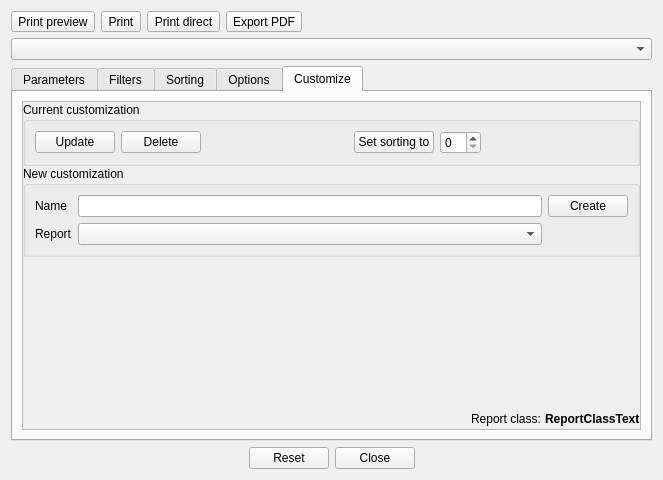
First picture: the form in App/Ui/PrintDialog.ui, repository paolodestefani/pySagra3, before the edit.
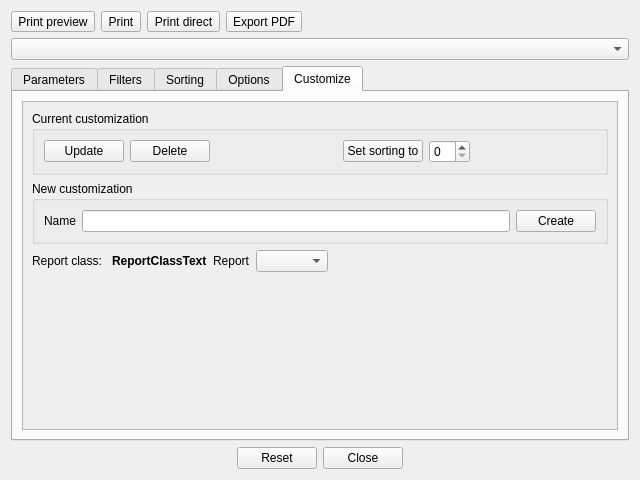
Second picture: the form after the edit. The open tabs and pages were chosen to show the change. Custom widgets are drawn as their Qt base class.

Commit message: Report dialog adjustments

What changed in the file:
```diff
--- a/App/Ui/PrintDialog.ui
+++ b/App/Ui/PrintDialog.ui
@@ -6,7 +6,7 @@
    <rect>
     <x>0</x>
     <y>0</y>
-    <width>663</width>
+    <width>640</width>
     <height>480</height>
    </rect>
   </property>
@@ -544,27 +544,10 @@
            <rect>
             <x>0</x>
             <y>0</y>
-            <width>591</width>
+            <width>568</width>
             <height>289</height>
            </rect>
           </property>
-          <layout class="QVBoxLayout" name="verticalLayout_18">
-           <property name="spacing">
-            <number>0</number>
-           </property>
-           <property name="leftMargin">
-            <number>0</number>
-           </property>
-           <property name="topMargin">
-            <number>0</number>
-           </property>
-           <property name="rightMargin">
-            <number>0</number>
-           </property>
-           <property name="bottomMargin">
-            <number>0</number>
-           </property>
-           <item>
             <layout class="QVBoxLayout" name="verticalLayout_16">
              <item>
               <widget class="QGroupBox" name="groupBoxCurrent">
@@ -652,67 +635,31 @@
                </property>
                <layout class="QVBoxLayout" name="verticalLayout_12">
                 <item>
-                 <layout class="QGridLayout" name="gridLayout_2">
-                  <item row="0" column="0">
+               <layout class="QHBoxLayout" name="horizontalLayout_5">
+                <item>
                    <widget class="QLabel" name="label_2">
                     <property name="text">
                      <string>Name</string>
                     </property>
                    </widget>
                   </item>
-                  <item row="0" column="1">
+                <item>
                    <widget class="QLineEdit" name="lineEditNewName"/>
                   </item>
-                  <item row="0" column="2">
+                <item>
                    <widget class="QPushButton" name="pushButtonNewCustomization">
                     <property name="text">
                      <string>Create</string>
                     </property>
                    </widget>
                   </item>
-                  <item row="1" column="0">
-                   <widget class="QLabel" name="label_3">
-                    <property name="text">
-                     <string>Report</string>
-                    </property>
-                   </widget>
-                  </item>
-                  <item row="1" column="1">
-                   <widget class="QComboBox" name="comboBoxReportList"/>
-                  </item>
                  </layout>
                 </item>
                </layout>
               </widget>
              </item>
-             <item>
-              <spacer name="verticalSpacer_2">
-               <property name="orientation">
-                <enum>Qt::Orientation::Vertical</enum>
-               </property>
-               <property name="sizeHint" stdset="0">
-                <size>
-                 <width>198</width>
-                 <height>13</height>
-                </size>
-               </property>
-              </spacer>
-             </item>
              <item>
               <layout class="QHBoxLayout" name="horizontalLayout_6">
-               <item>
-                <spacer name="horizontalSpacer_3">
-                 <property name="orientation">
-                  <enum>Qt::Orientation::Horizontal</enum>
-                 </property>
-                 <property name="sizeHint" stdset="0">
-                  <size>
-                   <width>40</width>
-                   <height>20</height>
-                  </size>
-                 </property>
-                </spacer>
-               </item>
                <item>
                 <widget class="QLabel" name="label">
                  <property name="text">
@@ -732,10 +679,44 @@
                  </property>
                 </widget>
                </item>
-              </layout>
+             <item>
+              <widget class="QLabel" name="label_3">
+               <property name="text">
+                <string>Report</string>
+               </property>
+              </widget>
              </item>
+             <item>
+              <widget class="QComboBox" name="comboBoxReportList"/>
+             </item>
+             <item>
+              <spacer name="horizontalSpacer_3">
+               <property name="orientation">
+                <enum>Qt::Orientation::Horizontal</enum>
+               </property>
+               <property name="sizeHint" stdset="0">
+                <size>
+                 <width>40</width>
+                 <height>20</height>
+                </size>
+               </property>
+              </spacer>
+             </item>
             </layout>
            </item>
+           <item>
+            <spacer name="verticalSpacer_2">
+             <property name="orientation">
+              <enum>Qt::Orientation::Vertical</enum>
+             </property>
+             <property name="sizeHint" stdset="0">
+              <size>
+               <width>198</width>
+               <height>51</height>
+              </size>
+             </property>
+            </spacer>
+           </item>
           </layout>
          </widget>
         </widget>
```
Left out of the diff: 4 changed lines with no effect on the pictures. Lines whose indentation alone changed are shown as unchanged. The commit also changes 4 other files.
